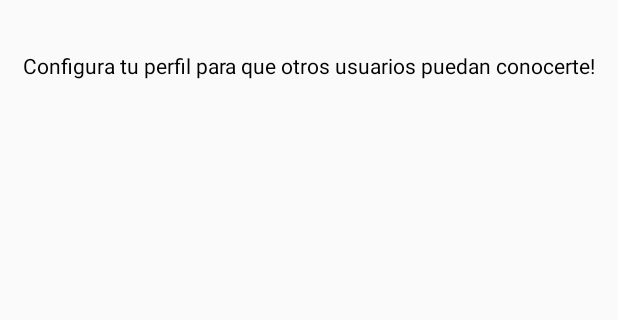
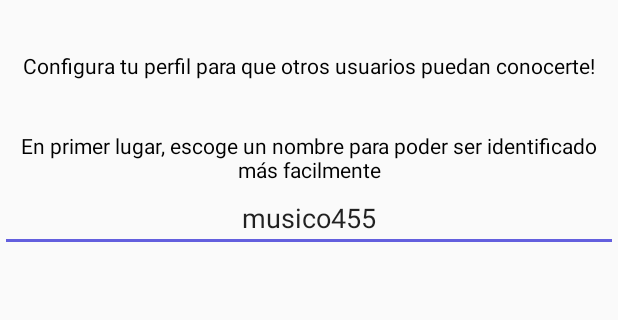
Before and after one commit to AntoniCarolMateo/urbandapp, an Android app: the layout dialog_first_time_logged.xml on its own in the app's theme, with its tools: preview values and no code run, on a phone screen of 412 x 824 dp, the part 235-555 px from its top. Run offline under Robolectric (Android 15) with nearby library versions, the phone set to English and light mode, and no system bars; Roboto replaces fonts that are not available here.

```diff
--- a/app/src/main/java/cat/udl/urbandapp/dao/IUserDAO.java
+++ b/app/src/main/java/cat/udl/urbandapp/dao/IUserDAO.java
@@ -69,4 +69,7 @@ public interface IUserDAO {
 
     @GET("account/profile/show")
     Call<User> showPrivateProfile(@Header ("Authorization") String auth);
+
+    @POST("account/profile/setUsername/{username}")
+    Call<ResponseBody> setUsername(@Header ("Authorization") String auth, @Path("username") String username);
 }
--- a/app/src/main/java/cat/udl/urbandapp/dao/UserDAOImpl.java
+++ b/app/src/main/java/cat/udl/urbandapp/dao/UserDAOImpl.java
@@ -85,6 +85,11 @@ public class UserDAOImpl implements IUserDAO {
     }
 
     @Override
+    public Call<ResponseBody> setUsername(String auth, String username) {
+        return retrofit.create(IUserDAO.class).setUsername(auth, username);
+    }
+
+    @Override
         //public Call<Void> registerUser(JsonObject userJson) {
         public Call<ResponseBody> registerUser(JsonObject userJson) {
             return retrofit.create(IUserDAO.class).registerUser(userJson);
--- a/app/src/main/java/cat/udl/urbandapp/services/UserServiceI.java
+++ b/app/src/main/java/cat/udl/urbandapp/services/UserServiceI.java
@@ -58,6 +58,9 @@ public interface UserServiceI {
     @GET("account/profile/show")
     void showPrivateProfile(@Header("Authorization") String auth);
 
+    @POST("account/profile/serUsername/{username}")
+    void setUsername(@Header("Authorization") String auth, @Path("username") String username);
+
     MutableLiveData<String> getLiveDataToken();
 
     MutableLiveData<User> getLiveDataUser();
@@ -77,4 +80,5 @@ public interface UserServiceI {
     MutableLiveData<Boolean> getLiveDataDeleteSubscription();
 
 
+
 }
--- a/app/src/main/java/cat/udl/urbandapp/viewmodel/UserViewModel.java
+++ b/app/src/main/java/cat/udl/urbandapp/viewmodel/UserViewModel.java
@@ -169,4 +169,9 @@ public class UserViewModel extends AndroidViewModel {
         String token = mPreferences.getString("token","");
         repository.showPrivateProfile(token);
     }
+
+    public void setUsername(String username) {
+        String token = mPreferences.getString("token", "");
+        repository.setUsername(token,username);
+    }
 }
--- a/app/src/main/res/layout/dialog_first_time_logged.xml
+++ b/app/src/main/res/layout/dialog_first_time_logged.xml
@@ -43,6 +43,22 @@
         android:textColor="@color/design_default_color_on_secondary"
         android:textSize="14sp" />
 
+    <TextView
+        android:layout_width="match_parent"
+        android:layout_height="wrap_content"
+        android:text="En primer lugar, escoge un nombre para poder ser identificado más facilmente"
+        android:textAlignment="center"
+        android:textColor="@color/secondaryTextColor" />
+
+    <EditText
+        android:id="@+id/editText_username"
+        android:layout_width="match_parent"
+        android:layout_height="wrap_content"
+        android:ems="10"
+        android:inputType="textPersonName"
+        android:text="musico455"
+        android:textAlignment="center" />
+
     <Space
         android:layout_width="match_parent"
         android:layout_height="31dp" />
```
Also changed, not shown: app/src/main/java/cat/udl/urbandapp/dialogs/DialogFirstTimeLogged.java (+8 -0 lines), app/src/main/java/cat/udl/urbandapp/services/UserServiceImpl.java (+15 -0 lines).
